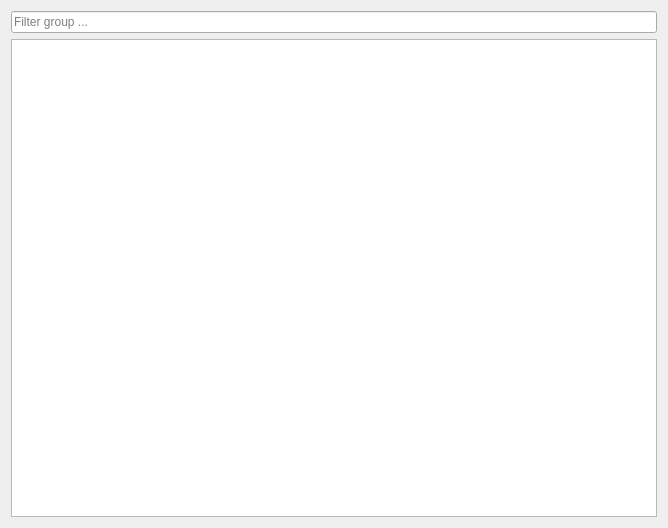
First picture: the form in src/cfclient/ui/tabs/paramTab.ui, repository bitcraze/crazyflie-clients-python, before the edit.
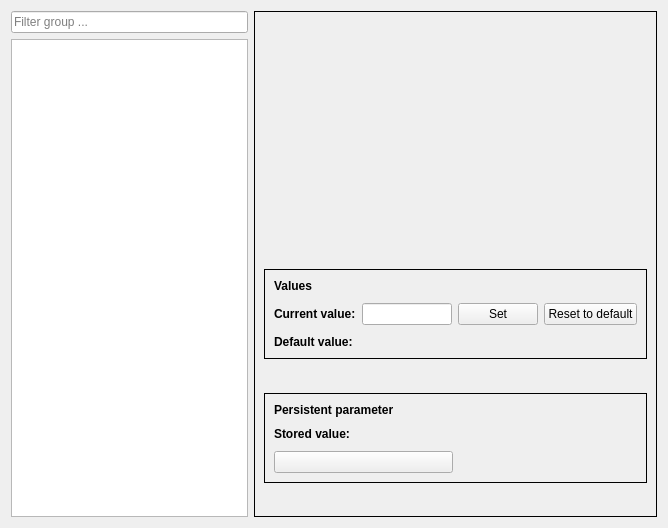
Second picture: the form after the edit.

Commit message:
ParamTab: Add side panel with details
That also includes persistent state

Patch:
```diff
--- a/src/cfclient/ui/tabs/paramTab.ui
+++ b/src/cfclient/ui/tabs/paramTab.ui
@@ -13,15 +13,167 @@
   <property name="windowTitle">
    <string>Form</string>
   </property>
-  <layout class="QVBoxLayout" name="verticalLayout">
-    <item>
+  <layout class="QGridLayout" name="mainLayout">
+    <item row="0" column="0">
         <widget class="QLineEdit" name="filterBox">
             <property name="clearButtonEnabled"><bool>True</bool></property>
             <property name="placeholderText"><string>Filter group ...</string></property>
         </widget>
     </item>
-   <item>
-    <widget class="QTreeView" name="paramTree"/>
+    <item row="1" column="0">
+        <widget class="QTreeView" name="paramTree"/>
+   </item>
+   <item row="0" column="1" rowspan="2">
+    <widget class="QFrame" name="paramDetails">
+        <property name="frameShape">
+            <enum>QFrame::Box</enum>
+        </property>
+        <property name="minimumWidth">
+            <number>400</number>
+        </property>
+        <property name="maximumWidth">
+            <number>400</number>
+        </property>
+        <layout class="QGridLayout" name="paramDetailsLayout" rowstretch="0, 0, 0, 1">
+            <property name="verticalSpacing">
+                <number>10</number>
+            </property>
+            <item row="0" column="0" alignment="Qt::AlignTop">
+                <widget class="QLabel" name="paramDetailsLabel">
+                    <property name="font">
+                        <font>
+                            <pointsize>24</pointsize>
+                            <bold>true</bold>
+                        </font>
+                    </property>
+                </widget>
+            </item>
+            <item row="1" column="0" alignment="Qt::AlignTop">
+                <widget class="QLabel" name="paramDetailsDescription"/>
+            </item>
+
+            <item row="2" column="0" alignment="Qt::AlignTop">
+                <widget class="QFrame" name="valueFrame">
+                    <property name="frameShape">
+                        <enum>QFrame::Box</enum>
+                    </property>
+                    <property name="visible">
+                        <bool>False</bool>
+                    </property>
+                    <layout class="QGridLayout" name="PersistentLayout">
+                        <property name="verticalSpacing">
+                            <number>10</number>
+                        </property>
+                        <item row="0" column="0" colspan="2">
+                            <widget class="QLabel" name="persistent">
+                                <property name="text">
+                                    <string>Values</string>
+                                </property>
+                                <property name="font">
+                                <font>
+                                    <bold>true</bold>
+                                </font>
+                                </property>
+                            </widget>       
+                        </item>
+                        <item row="1" column="0">
+                            <widget class="QLabel" name="current">
+                                <property name="text">
+                                    <string>Current value:</string>
+                                </property>
+                                <property name="font">
+                                    <font>
+                                        <bold>true</bold>
+                                    </font>
+                                    </property>
+                            </widget>
+                        </item>
+                        <item row="1" column="1">
+                            <widget class="QLineEdit" name="currentValue"/>
+                        </item>
+                        <item row="1" column="2">
+                            <widget class="QPushButton" name="setParamButton">
+                                <property name="text">
+                                    <string>Set</string>
+                                </property>
+                            </widget>
+                        </item>
+                        <item row="1" column="3">
+                            <widget class="QPushButton" name="resetDefaultButton">
+                                <property name="text">
+                                    <string>Reset to default</string>
+                                </property>
+                            </widget>
+                        </item>
+                        <item row="2" column="0">
+                            <widget class="QLabel" name="default">
+                                <property name="text">
+                                    <string>Default value:</string>
+                                </property>
+                                <property name="font">
+                                    <font>
+                                        <bold>true</bold>
+                                    </font>
+                                    </property>
+                            </widget>
+                        </item>
+                        <item row="2" column="1" colspan="3">
+                            <widget class="QLabel" name="defaultValue"/>
+                        </item>
+                    </layout>
+                </widget>
+            </item>
+            <item row="3" column="0" alignment="Qt::AlignTop">
+                <widget class="QFrame" name="persistentFrame">
+                    <property name="frameShape">
+                        <enum>QFrame::Box</enum>
+                    </property>
+                    <property name="visible">
+                        <bool>False</bool>
+                    </property>
+                    <layout class="QGridLayout" name="PersistentLayout">
+                        <property name="verticalSpacing">
+                            <number>10</number>
+                        </property>
+                        <item row="0" column="0" colspan="2">
+                            <widget class="QLabel" name="persistent">
+                                <property name="text">
+                                    <string>Persistent parameter</string>
+                                </property>
+                                <property name="font">
+                                <font>
+                                    <bold>true</bold>
+                                </font>
+                                </property>
+                            </widget>       
+                        </item>
+                        <item row="2" column="0">
+                            <widget class="QLabel" name="default">
+                                <property name="text">
+                                    <string>Stored value:</string>
+                                </property>
+                                <property name="font">
+                                    <font>
+                                        <bold>true</bold>
+                                    </font>
+                                    </property>
+                            </widget>
+                        </item>
+                        <item row="2" column="1">
+                            <widget class="QLabel" name="storedValue"/>
+                        </item>
+                        <item row="4" column="0">
+                            <widget class="QPushButton" name="persistentButton">
+                                <property name="maximumWidth">
+                                    <number>50</number>
+                                </property>
+                            </widget>
+                        </item>
+                    </layout>
+                </widget>
+            </item>
+        </layout>
+    </widget>
    </item>
   </layout>
  </widget>
```
The commit also changes 1 other file.
